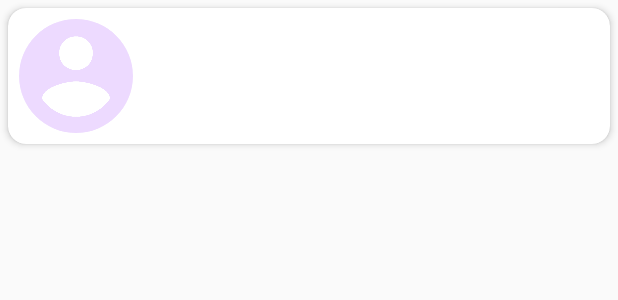
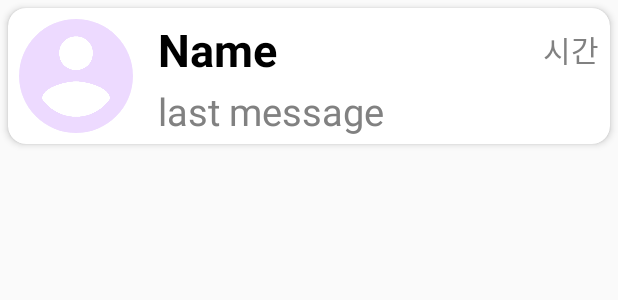
Before and after one commit to jsjy96/HwangHon1, an Android app: the layout chatting_list_item.xml on its own in the app's theme, with its tools: preview values and no code run, on a phone screen of 412 x 824 dp. Shown: the top 300 px of the screen. Run offline under Robolectric (Android 15) with nearby library versions, the phone set to English and light mode, and no system bars.

Commit message:
블로그 참고 전// 실패하면 여기로 돌아오면됨

```diff
--- a/app/src/main/java/com/example/hwanghon/fragments/FreeboardFragment.kt
+++ b/app/src/main/java/com/example/hwanghon/fragments/FreeboardFragment.kt
@@ -44,10 +44,12 @@ class FreeboardFragment : Fragment() {
     private val boardDataList = mutableListOf<BoardModel>()
 
     private val boardKeyList = mutableListOf<String>()
+
+    lateinit var rvAdapter : BoardRVAdapter
 //
 //    private lateinit var boardLVadapter : BoardListLVAdaptor
 
-    lateinit var rvAdapter : BoardRVAdapter
+
 
 
     override fun onCreate(savedInstanceState: Bundle?) {
--- a/app/src/main/java/com/example/hwanghon/utils/FBRef.kt
+++ b/app/src/main/java/com/example/hwanghon/utils/FBRef.kt
@@ -17,6 +17,7 @@ class FBRef {
         val commentRef = database.getReference("comment")
         val profileRef = database.getReference("profile")
         val friendRef = database.getReference("friend")
+        val chatRef = database.getReference("chat")
     }
 
 }
--- a/app/src/main/res/layout/activity_chatting_room.xml
+++ b/app/src/main/res/layout/activity_chatting_room.xml
@@ -44,7 +44,7 @@
             android:layout_alignParentBottom="true">
 
             <EditText
-                android:id="@+id/commentArea"
+                android:id="@+id/messageArea"
                 android:layout_width="320dp"
                 android:layout_height="match_parent"
                 android:layout_marginLeft="10dp"
@@ -52,7 +52,7 @@
                 android:textSize="30dp" />
 
             <ImageView
-                android:id="@+id/commentBtn"
+                android:id="@+id/sendBtn"
                 android:layout_width="wrap_content"
                 android:layout_height="wrap_content"
                 android:src="@drawable/btnwrite2" />
--- a/app/src/main/res/layout/chatting_list_item.xml
+++ b/app/src/main/res/layout/chatting_list_item.xml
@@ -26,18 +26,6 @@
             card_view:layout_constraintStart_toStartOf="parent"
             card_view:layout_constraintTop_toTopOf="parent" />
 
-        <LinearLayout
-            android:layout_width="match_parent"
-            android:layout_height="wrap_content"
-            android:layout_marginLeft="100dp"
-            android:layout_marginRight="10dp"
-            android:layout_marginTop="7dp"
-            android:layout_marginBottom="7dp"
-            card_view:layout_constraintBottom_toBottomOf="parent"
-            card_view:layout_constraintStart_toEndOf="@+id/profileimage"
-            card_view:layout_constraintTop_toTopOf="parent"
-            android:gravity="center_vertical"
-            android:orientation="vertical">
 
             <TextView
                 android:id="@+id/usernameArea"
@@ -45,17 +33,45 @@
                 android:layout_height="wrap_content"
                 android:textSize="30sp"
                 android:textStyle="bold"
-                android:textColor="@color/black"/>
+                android:text="Name"
+                android:maxLines="1"
+                android:ellipsize="end"
+                android:layout_marginLeft="100dp"
+                android:layout_marginTop="7dp"
+                android:layout_marginRight="100dp"
+                android:textColor="@color/black"
+                card_view:layout_constraintStart_toStartOf="parent"
+                card_view:layout_constraintTop_toTopOf="parent" />
+
+            <TextView
+                android:id="@+id/lastmessageTime"
+                android:layout_width="90dp"
+                android:layout_height="wrap_content"
+                android:layout_marginRight="7dp"
+                android:text="시간"
+                android:textColor="#818181"
+                android:textSize="20sp"
+                android:gravity="right"
+                card_view:layout_constraintBottom_toBottomOf="@+id/usernameArea"
+                card_view:layout_constraintEnd_toEndOf="parent"
+                card_view:layout_constraintTop_toTopOf="@+id/usernameArea" />
+
 
             <TextView
                 android:id="@+id/lastmessageArea"
                 android:layout_width="match_parent"
                 android:layout_height="wrap_content"
                 android:textColor="#818181"
+                android:layout_marginLeft="100dp"
+                android:layout_marginTop="3dp"
+                android:layout_marginRight="7dp"
+                android:layout_marginBottom="7dp"
+                android:text="last message"
                 android:maxLines="2"
                 android:ellipsize="end"
-                android:textSize="25sp"/>
+                android:textSize="25sp"
+                card_view:layout_constraintTop_toBottomOf="@+id/usernameArea"
+                card_view:layout_constraintEnd_toEndOf="parent"/>
 
-        </LinearLayout>
     </androidx.constraintlayout.widget.ConstraintLayout>
 </androidx.cardview.widget.CardView>
```
Also changed, not shown: app/src/main/java/com/example/hwanghon/chatting/ChatListRVAdapter.kt (added, +97 -0 lines), app/src/main/java/com/example/hwanghon/chatting/ChatModel.kt (added, +10 -0 lines), app/src/main/java/com/example/hwanghon/chatting/ChattingRoomActivity.kt (+12 -0 lines), app/src/main/java/com/example/hwanghon/fragments/ChattingFragment.kt (+20 -0 lines).
